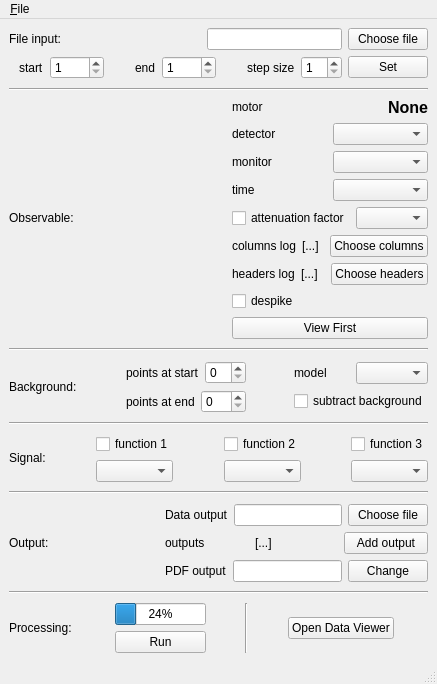
Above: gui/iint-gui.ui from syncope/adapt before the change. Below: the same form after it.
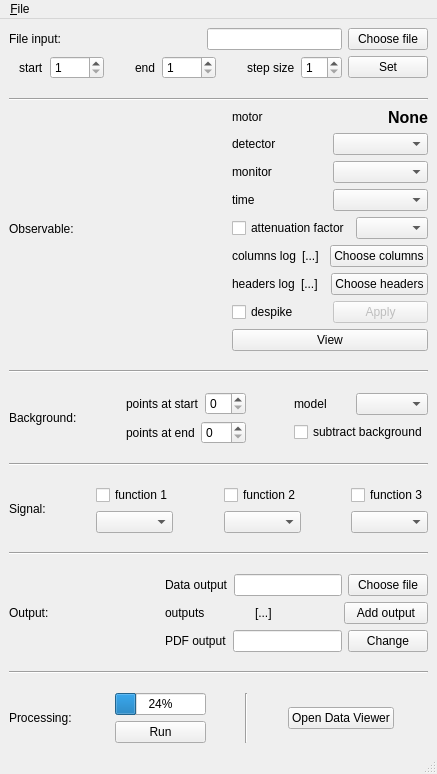
That is the form after the change.

Commit message: further restructuring; next:  - implement automatic processing and stepwise viewing  + use "currentdata" reference that is moved along the stack  ? question: create own data object "iintAnalysisObject" for nicer handling

Patch:
```diff
--- a/gui/iint-gui.ui
+++ b/gui/iint-gui.ui
@@ -7,7 +7,7 @@
     <x>0</x>
     <y>0</y>
     <width>437</width>
-    <height>684</height>
+    <height>774</height>
    </rect>
   </property>
   <property name="windowTitle">
@@ -779,12 +779,22 @@
               </property>
              </widget>
             </item>
+            <item>
+             <widget class="QPushButton" name="applyDespikeBtn">
+              <property name="enabled">
+               <bool>false</bool>
+              </property>
+              <property name="text">
+               <string>Apply</string>
+              </property>
+             </widget>
+            </item>
            </layout>
           </item>
           <item>
            <widget class="QPushButton" name="observableVIEW">
             <property name="text">
-             <string>View First</string>
+             <string>View</string>
             </property>
            </widget>
           </item>
```
The commit also changes 2 other files.
